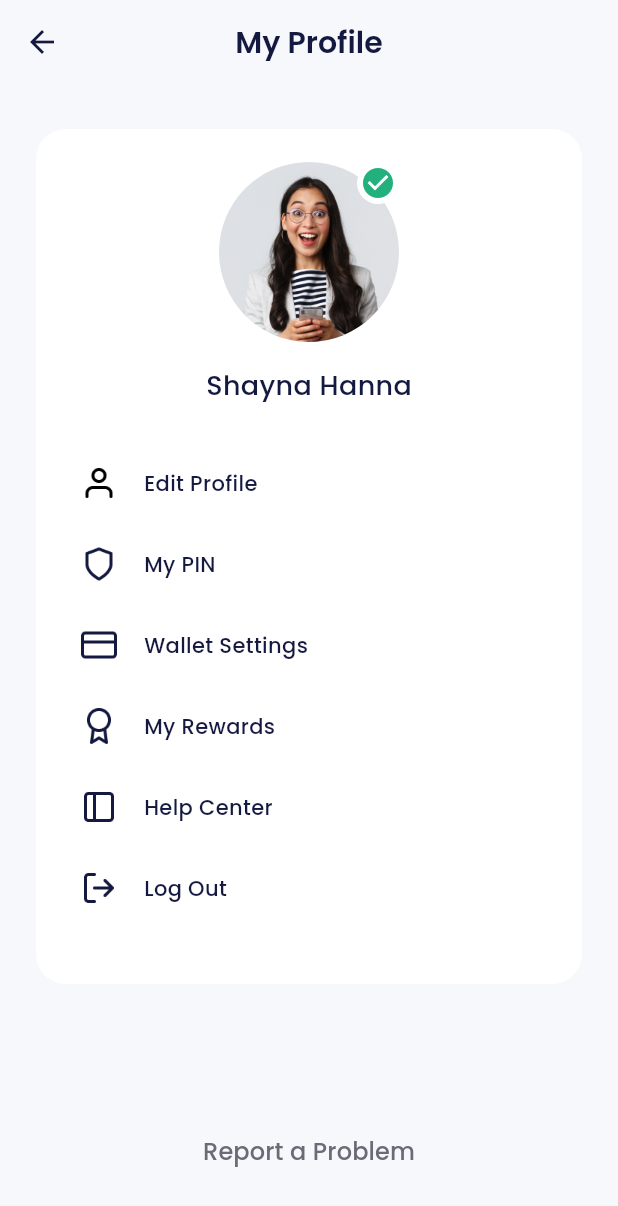
After one commit to ilhaaam24/bank-sha, a Flutter app: the HomePage screen opened by its route, after a tap on the "check circle" icon, on a phone screen of 412 x 824 dp. The commit adds this screen. Shown: the top 1206 px of the screen. Run offline on Flutter 3.47's test engine with Material 3 defaults, Android fonts, the phone set to English and light mode, and no system bars; our stand-ins replace carousel_slider, google_fonts.

Commit message:
feat: slicing profile page

```diff
--- a/lib/main.dart
+++ b/lib/main.dart
@@ -1,5 +1,6 @@
 import 'package:bank_sha/ui/pages/home_page.dart';
 import 'package:bank_sha/ui/pages/onboarding_page.dart';
+import 'package:bank_sha/ui/pages/profile_page.dart';
 import 'package:bank_sha/ui/pages/sign_in_page.dart';
 import 'package:bank_sha/ui/pages/sign_up_page.dart';
 import 'package:bank_sha/ui/pages/sign_up_set_ktp_page.dart';
@@ -28,6 +29,7 @@ class MyApp extends StatelessWidget {
         '/sign-up-set-ktp': (context) => const SignUpSetKtpPage(),
         '/sign-up-success': (context) => const SignUpSuccessPage(),
         '/home': (context) => const HomePage(),
+        '/profile': (context) => const ProfilePage(),
       },
     );
   }
--- a/lib/ui/pages/home_page.dart
+++ b/lib/ui/pages/home_page.dart
@@ -74,7 +74,7 @@ class HomePage extends StatelessWidget {
       body: ListView(
         padding: const EdgeInsets.symmetric(horizontal: 24),
         children: [
-          buildProfile(),
+          buildProfile(context),
           buildWalletCard(),
           buildLevel(),
           buildServices(),
@@ -86,7 +86,7 @@ class HomePage extends StatelessWidget {
     );
   }
 
-  Widget buildProfile() {
+  Widget buildProfile(BuildContext context) {
     return Container(
       margin: const EdgeInsets.only(top: 50),
       child: Row(
@@ -109,7 +109,11 @@ class HomePage extends StatelessWidget {
               )
             ],
           ),
-          Container(
+          GestureDetector(
+            onTap: () {
+              Navigator.pushNamed(context, '/profile');
+            },
+            child: Container(
               width: 60,
               height: 60,
               decoration: const BoxDecoration(
@@ -128,6 +132,7 @@ class HomePage extends StatelessWidget {
                     child: Center(
                         child: Icon(Icons.check_circle,
                             color: greenColor, size: 14))),
+              ),
             ),
           )
         ],
--- /dev/null
+++ b/lib/ui/pages/profile_page.dart
@@ -0,0 +1,105 @@
+import 'package:bank_sha/shared/theme.dart';
+import 'package:bank_sha/ui/widget/buttons.dart';
+import 'package:bank_sha/ui/widget/profile_menu_item.dart';
+import 'package:flutter/material.dart';
+
+class ProfilePage extends StatelessWidget {
+  const ProfilePage({super.key});
+
+  @override
+  Widget build(BuildContext context) {
+    return Scaffold(
+      backgroundColor: lightBackgroundColor,
+      appBar: AppBar(
+        backgroundColor: lightBackgroundColor,
+        iconTheme: IconThemeData(color: blackColor),
+        centerTitle: true,
+        title: Text(
+          'My Profile',
+          style: blackTextStyle.copyWith(fontSize: 20, fontWeight: semiBold),
+        ),
+      ),
+      body: ListView(
+        padding: const EdgeInsets.symmetric(horizontal: 24),
+        children: [
+          Container(
+            margin: const EdgeInsets.only(top: 30),
+            padding: const EdgeInsets.symmetric(vertical: 22, horizontal: 30),
+            decoration: BoxDecoration(
+                color: whiteColor, borderRadius: BorderRadius.circular(20)),
+            child: Column(
+              children: [
+                Container(
+                  width: 120,
+                  height: 120,
+                  decoration: const BoxDecoration(
+                      shape: BoxShape.circle,
+                      image: DecorationImage(
+                          image: AssetImage('assets/img_profile.png'))),
+                  child: Align(
+                    alignment: Alignment.topRight,
+                    child: Container(
+                        height: 28,
+                        width: 28,
+                        decoration: BoxDecoration(
+                          shape: BoxShape.circle,
+                          color: whiteColor,
+                        ),
+                        child: Center(
+                            child: Icon(Icons.check_circle,
+                                color: greenColor, size: 24))),
+                  ),
+                ),
+                const SizedBox(
+                  height: 16,
+                ),
+                Text(
+                  'Shayna Hanna',
+                  style:
+                      blackTextStyle.copyWith(fontSize: 18, fontWeight: medium),
+                ),
+                const SizedBox(
+                  height: 40,
+                ),
+                ProfileMenuItem(
+                  iconUrl: 'assets/ic_edit_profile.png',
+                  title: 'Edit Profile',
+                  onTap: () {},
+                ),
+                ProfileMenuItem(
+                  iconUrl: 'assets/ic_pin.png',
+                  title: 'My PIN',
+                  onTap: () {},
+                ),
+                ProfileMenuItem(
+                  iconUrl: 'assets/ic_wallet.png',
+                  title: 'Wallet Settings',
+                  onTap: () {},
+                ),
+                ProfileMenuItem(
+                  iconUrl: 'assets/ic_my_rewards.png',
+                  title: 'My Rewards',
+                  onTap: () {},
+                ),
+                ProfileMenuItem(
+                  iconUrl: 'assets/ic_help.png',
+                  title: 'Help Center',
+                  onTap: () {},
+                ),
+                ProfileMenuItem(
+                  iconUrl: 'assets/ic_logout.png',
+                  title: 'Log Out',
+                  onTap: () {},
+                ),
+              ],
+            ),
+          ),
+          const SizedBox(
+            height: 87,
+          ),
+          CustomTextButton(title: 'Report a Problem', onPressed: () {}),
+        ],
+      ),
+    );
+  }
+}
--- /dev/null
+++ b/lib/ui/widget/profile_menu_item.dart
@@ -0,0 +1,37 @@
+import 'package:bank_sha/shared/theme.dart';
+import 'package:flutter/material.dart';
+
+class ProfileMenuItem extends StatelessWidget {
+  final String iconUrl;
+  final String title;
+  final VoidCallback? onTap;
+
+  const ProfileMenuItem(
+      {super.key, required this.iconUrl, required this.title, this.onTap});
+
+  @override
+  Widget build(BuildContext context) {
+    return GestureDetector(
+      onTap: onTap,
+      child: Container(
+        margin: const EdgeInsets.only(bottom: 30),
+        child: Row(
+          crossAxisAlignment: CrossAxisAlignment.center,
+          children: [
+            Image.asset(
+              iconUrl,
+              width: 24,
+            ),
+            const SizedBox(
+              width: 18,
+            ),
+            Text(
+              title,
+              style: blackTextStyle.copyWith(fontWeight: medium),
+            )
+          ],
+        ),
+      ),
+    );
+  }
+}
```
Lines whose indentation alone changed are shown as unchanged.
